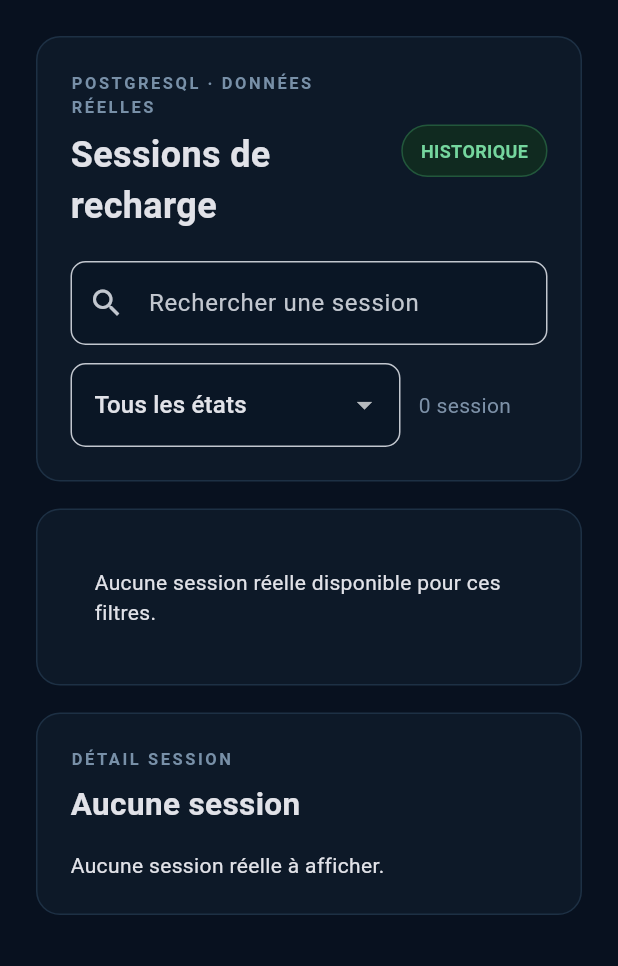
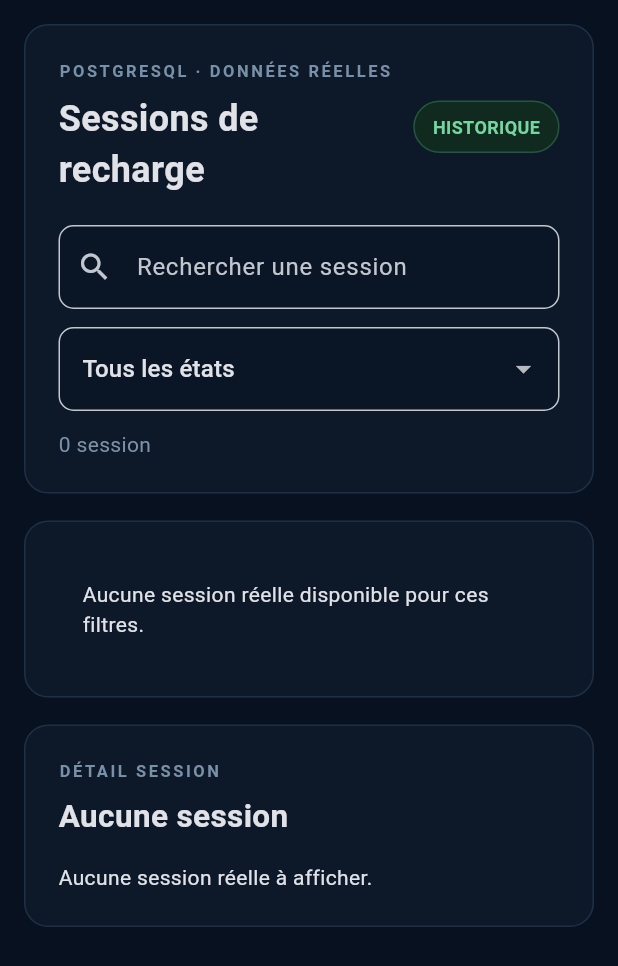
Before and after one commit to Scorpion160/borne-de-recharge-ve, a Flutter app: the SessionsPage widget shown alone on an empty page, opened directly with empty values, on a phone screen of 412 x 824 dp. Shown: the top 966 px of the screen. Run offline on Flutter 3.47's test engine with Material 3 defaults, Android fonts, the light colour scheme and no system bars; network calls fail; Roboto replaces fonts that are missing (Arial).

Commit message:
flutter: adapter les sessions aux petits ecrans

```diff
--- a/frontend/vescope_flutter/lib/ui/pages/sessions_page.dart
+++ b/frontend/vescope_flutter/lib/ui/pages/sessions_page.dart
@@ -70,10 +70,12 @@ class _SessionsPageState extends State<SessionsPage> {
       }
     }
     selected ??= rows.isEmpty ? null : rows.first;
-    final wide = MediaQuery.sizeOf(context).width >= 1100;
+    final viewportWidth = MediaQuery.sizeOf(context).width;
+    final wide = viewportWidth >= 1100;
+    final compact = viewportWidth < 600;
 
     return ListView(
-      padding: const EdgeInsets.all(24),
+      padding: EdgeInsets.all(compact ? 16 : 24),
       children: [
         _panel(
           context,
@@ -96,13 +98,18 @@ class _SessionsPageState extends State<SessionsPage> {
                 ],
               ),
               const SizedBox(height: 20),
-              Wrap(
+              LayoutBuilder(
+                builder: (context, constraints) {
+                  final narrow = constraints.maxWidth < 680;
+                  final searchWidth = narrow ? constraints.maxWidth : (wide ? 520.0 : 340.0);
+                  final stateWidth = narrow ? constraints.maxWidth : 220.0;
+                  return Wrap(
                     spacing: 12,
                     runSpacing: 12,
                     crossAxisAlignment: WrapCrossAlignment.center,
                     children: [
                       SizedBox(
-                    width: wide ? 520 : 340,
+                        width: searchWidth,
                         child: TextField(
                           controller: _search,
                           decoration: const InputDecoration(
@@ -112,8 +119,9 @@ class _SessionsPageState extends State<SessionsPage> {
                         ),
                       ),
                       SizedBox(
-                    width: 220,
+                        width: stateWidth,
                         child: DropdownButtonFormField<String>(
+                          isExpanded: true,
                           initialValue: _state,
                           items: const [
                             DropdownMenuItem(value: 'ALL', child: Text('Tous les états')),
@@ -127,6 +135,8 @@ class _SessionsPageState extends State<SessionsPage> {
                       ),
                       Text('${rows.length} session${rows.length > 1 ? 's' : ''}', style: const TextStyle(color: Color(0xFF7D91A8))),
                     ],
+                  );
+                },
               ),
             ],
           ),
@@ -176,13 +186,35 @@ class _SessionsPageState extends State<SessionsPage> {
                       border: Border.all(color: selected ? const Color(0xFF2E6D9F) : Theme.of(context).dividerColor),
                       borderRadius: BorderRadius.circular(10),
                     ),
-                    child: Row(
+                    child: LayoutBuilder(
+                      builder: (context, constraints) {
+                        if (constraints.maxWidth < 560) {
+                          return Column(
+                            crossAxisAlignment: CrossAxisAlignment.start,
+                            children: [
+                              Text(item.sessionId, style: const TextStyle(fontWeight: FontWeight.w700)),
+                              const SizedBox(height: 10),
+                              Wrap(
+                                spacing: 12,
+                                runSpacing: 8,
+                                children: [
+                                  _sessionMeta(Icons.timer_outlined, _duration(item.durationS)),
+                                  _sessionMeta(Icons.storage_outlined, '${((item.energyWh ?? 0) / 1000).toStringAsFixed(3)} kWh'),
+                                  _sessionMeta(Icons.bolt_outlined, '${((item.maxPowerW ?? 0) / 1000).toStringAsFixed(2)} kW'),
+                                ],
+                              ),
+                            ],
+                          );
+                        }
+                        return Row(
                           children: [
                             Expanded(flex: 3, child: Text(item.sessionId, style: const TextStyle(fontWeight: FontWeight.w600))),
                             Expanded(child: Text(_duration(item.durationS))),
                             Expanded(child: Text('${((item.energyWh ?? 0) / 1000).toStringAsFixed(3)} kWh')),
                             Expanded(child: Text('${((item.maxPowerW ?? 0) / 1000).toStringAsFixed(2)} kW')),
                           ],
+                        );
+                      },
                     ),
                   ),
                 );
@@ -246,6 +278,15 @@ Widget _badge(String label) => Container(
       child: Text(label, style: const TextStyle(color: Color(0xFF75D69E), fontWeight: FontWeight.w700, fontSize: 12)),
     );
 
+Widget _sessionMeta(IconData icon, String text) => Row(
+      mainAxisSize: MainAxisSize.min,
+      children: [
+        Icon(icon, size: 15, color: const Color(0xFF58B0FF)),
+        const SizedBox(width: 5),
+        Text(text, style: const TextStyle(color: Color(0xFF9AAABD), fontSize: 12)),
+      ],
+    );
+
 Widget _detail(String label, String value, IconData icon) => Padding(
       padding: const EdgeInsets.symmetric(vertical: 9),
       child: Row(
@@ -253,7 +294,8 @@ Widget _detail(String label, String value, IconData icon) => Padding(
           Icon(icon, size: 18, color: const Color(0xFF58B0FF)),
           const SizedBox(width: 10),
           Expanded(child: Text(label, style: const TextStyle(color: Color(0xFF8297AE)))),
-          Text(value, style: const TextStyle(fontWeight: FontWeight.w700)),
+          const SizedBox(width: 10),
+          Flexible(child: Text(value, textAlign: TextAlign.right, style: const TextStyle(fontWeight: FontWeight.w700))),
         ],
       ),
     );
```
Lines whose indentation alone changed are shown as unchanged.
